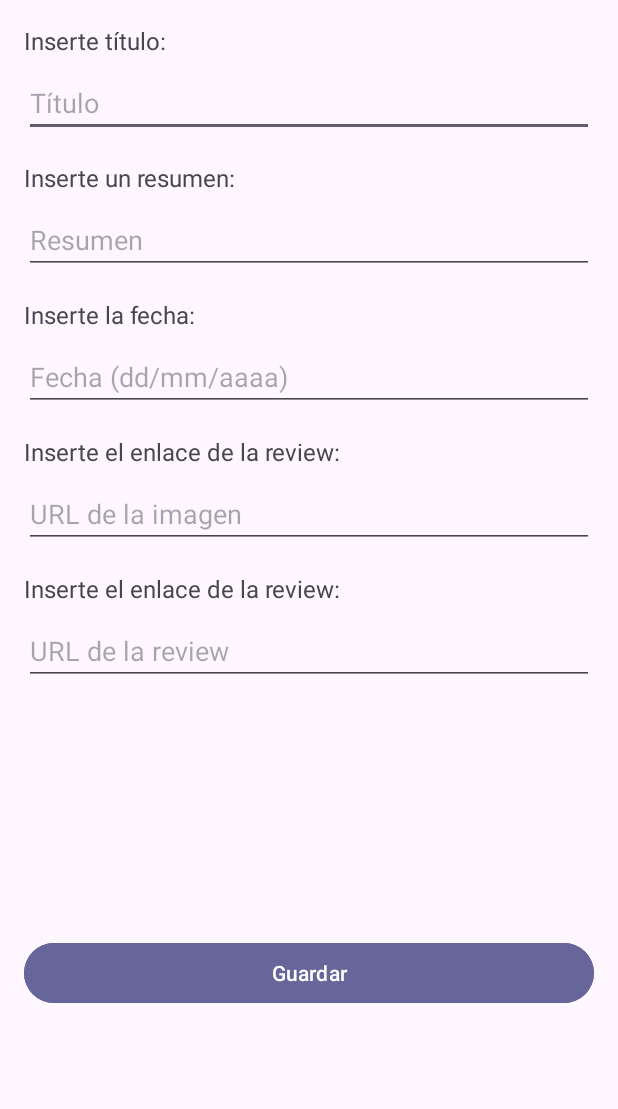
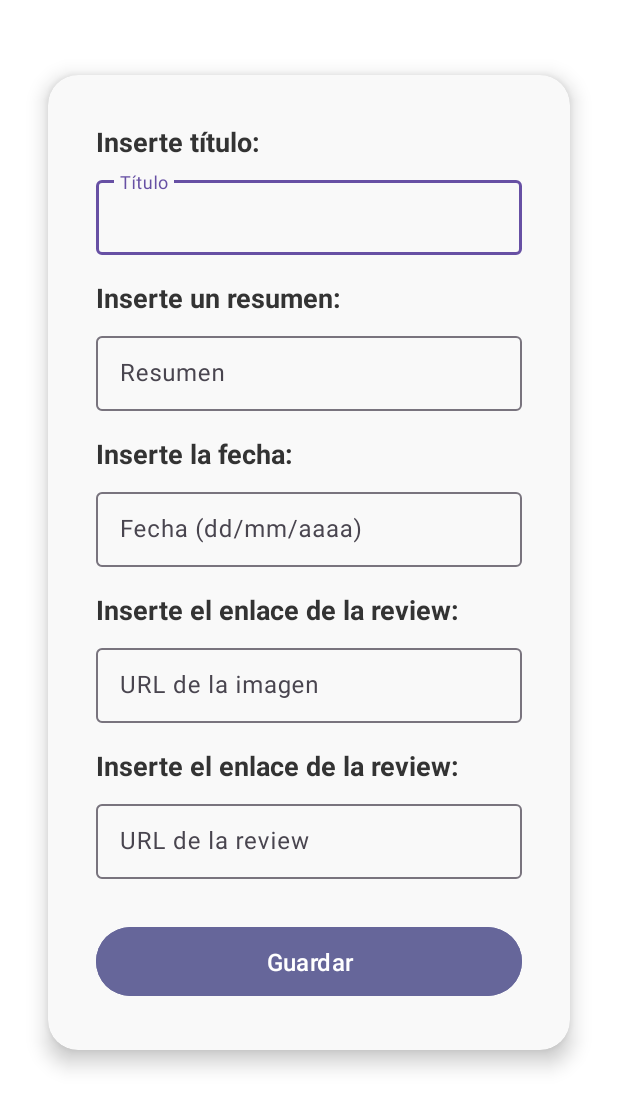
Before and after one commit to KevinBB21/VeterinarioApp, an Android app: the AnadirReviewActivity screen opened directly, with no data from a screen before it, on a phone screen of 412 x 824 dp. Shown: the top 1109 px of the screen. Run offline under Robolectric (Android 15) with nearby library versions, the phone set to English and light mode, and no system bars.

Commit message:
Fragments added

```diff
--- a/app/build.gradle.kts
+++ b/app/build.gradle.kts
@@ -48,6 +48,7 @@ dependencies {
     implementation("androidx.appcompat:appcompat:1.6.1")
     implementation("com.google.android.material:material:1.10.0")
     implementation("androidx.constraintlayout:constraintlayout:2.1.4")
+    implementation ("androidx.fragment:fragment-ktx:1.6.2")
 
     // Room
     ksp("androidx.room:room-compiler:$roomVersion")
@@ -60,6 +61,8 @@ dependencies {
     implementation("com.github.bumptech.glide:glide:4.13.2")
     kapt("com.github.bumptech.glide:compiler:4.13.2")
 
+    implementation("androidx.core:core-ktx:1.15.0")
+
     testImplementation("junit:junit:4.13.2")
     androidTestImplementation("androidx.test.ext:junit:1.1.5")
     androidTestImplementation("androidx.test.espresso:espresso-core:3.5.1")
--- a/app/src/main/AndroidManifest.xml
+++ b/app/src/main/AndroidManifest.xml
@@ -24,9 +24,11 @@
         <activity
             android:name=".AnadirReviewActivity"
             android:exported="false" />
+        <activity android:name=".AjustesActivity"/>
         <activity
             android:name=".LoguearActivity"
             android:exported="true">
+
             <intent-filter>
                 <action android:name="android.intent.action.MAIN" />
 
--- /dev/null
+++ b/app/src/main/java/com/example/veterinarioapp/AjustesActivity.kt
@@ -0,0 +1,18 @@
+package com.example.veterinarioapp
+
+import android.os.Bundle
+import android.view.View
+import androidx.appcompat.app.AppCompatActivity
+
+class AjustesActivity : AppCompatActivity() {
+
+    override fun onCreate(savedInstanceState: Bundle?) {
+        super.onCreate(savedInstanceState)
+        setContentView(R.layout.activity_ajustes)
+    }
+
+    fun volverAtras(view: View) {
+        finish()
+    }
+
+}
--- /dev/null
+++ b/app/src/main/java/com/example/veterinarioapp/BotonFragment.kt
@@ -0,0 +1,29 @@
+package com.example.veterinarioapp
+
+import android.content.Intent
+import android.os.Bundle
+import androidx.fragment.app.Fragment
+import android.view.LayoutInflater
+import android.view.View
+import android.view.ViewGroup
+import android.widget.Button
+
+class BotonFragment : Fragment() {
+
+    override fun onCreateView(
+        inflater: LayoutInflater, container: ViewGroup?,
+        savedInstanceState: Bundle?
+    ): View {
+        return inflater.inflate(R.layout.fragment_boton, container, false)
+    }
+
+    override fun onViewCreated(view: View, savedInstanceState: Bundle?) {
+        super.onViewCreated(view, savedInstanceState)
+
+        val btnIrAjustes: Button = view.findViewById(R.id.btnIrAjustes)
+        btnIrAjustes.setOnClickListener {
+            val intent = Intent(requireContext(), AjustesActivity::class.java)
+            startActivity(intent)
+        }
+    }
+}
--- a/app/src/main/java/com/example/veterinarioapp/LoguearActivity.kt
+++ b/app/src/main/java/com/example/veterinarioapp/LoguearActivity.kt
@@ -4,16 +4,19 @@ import android.content.Context
 import android.content.Intent
 import android.content.SharedPreferences
 import android.os.Bundle
+import android.text.TextUtils.replace
 import android.view.animation.AnimationUtils
 import android.widget.Toast
 import android.widget.ViewSwitcher
 import androidx.appcompat.app.AppCompatActivity
+import androidx.fragment.app.add
 import androidx.lifecycle.lifecycleScope
 import com.example.veterinarioapp.Entity.UsuarioEntity
 import com.example.veterinarioapp.data.Aplicacion
 import com.example.veterinarioapp.databinding.ActivityLoginBinding
 import kotlinx.coroutines.Dispatchers
 import kotlinx.coroutines.launch
+import androidx.fragment.app.commit
 import kotlinx.coroutines.withContext
 
 class LoguearActivity : AppCompatActivity() {
@@ -31,7 +34,10 @@ class LoguearActivity : AppCompatActivity() {
         cargarLogicaRegistro(preferencias, cambiadorVistas)
 
         cargarAnimacionTransicion(cambiadorVistas)
+
+
     }
+
 
     private fun LoguearActivity.cargarLogicaInicioSesion(preferencias: SharedPreferences, cambiadorVistas: ViewSwitcher) {
         val etEmail = binding.etEmail
--- a/app/src/main/java/com/example/veterinarioapp/MainActivity.kt
+++ b/app/src/main/java/com/example/veterinarioapp/MainActivity.kt
@@ -24,6 +24,7 @@ class MainActivity : AppCompatActivity(), OnClickListener {
 
     private  var usuario: UsuarioEntity? = null
 
+
     override fun onCreate(savedInstanceState: Bundle?) {
         // Forzamos el modo claro para toda la aplicación.
         AppCompatDelegate.setDefaultNightMode(AppCompatDelegate.MODE_NIGHT_NO)
@@ -42,8 +43,11 @@ class MainActivity : AppCompatActivity(), OnClickListener {
             startActivity(intent)
         }
 
+
         configurarRecyclerView()
     }
+
+
 
     private fun configurarRecyclerView() {
         adaptadorReviews = AdaptarReviews(mutableListOf(), this)
--- a/app/src/main/res/layout/activity_add_new.xml
+++ b/app/src/main/res/layout/activity_add_new.xml
@@ -6,151 +6,161 @@
     android:id="@+id/main"
     android:layout_width="match_parent"
     android:layout_height="match_parent"
+    android:background="@color/white"
     tools:context=".AnadirReviewActivity">
+
+    <androidx.cardview.widget.CardView
+        android:layout_width="match_parent"
+        android:layout_height="wrap_content"
+        android:layout_marginHorizontal="32dp"
+        android:layout_marginTop="50dp"
+        app:cardCornerRadius="20dp"
+        app:cardElevation="8dp"
+        app:cardBackgroundColor="#F9F9F9"
+        app:layout_constraintTop_toTopOf="parent"
+        app:layout_constraintStart_toStartOf="parent"
+        app:layout_constraintEnd_toEndOf="parent">
+
+        <LinearLayout
+            android:layout_width="match_parent"
+            android:layout_height="wrap_content"
+            android:orientation="vertical"
+            android:padding="32dp"
+            android:gravity="center_horizontal">
 
             <!-- Título -->
             <TextView
                 android:id="@+id/tituloLabel"
-        android:layout_width="0dp"
+                android:layout_width="match_parent"
                 android:layout_height="wrap_content"
                 android:text="@string/insertar_titulo"
-        android:textSize="16sp"
-        android:layout_marginTop="16dp"
-        android:layout_marginStart="16dp"
-        android:layout_marginEnd="16dp"
-        app:layout_constraintTop_toTopOf="parent"
-        app:layout_constraintStart_toStartOf="parent"
-        app:layout_constraintEnd_toEndOf="parent" />
+                android:textSize="18sp"
+                android:textColor="#333333"
+                android:textStyle="bold"
+                android:layout_marginBottom="8dp"/>
 
+            <com.google.android.material.textfield.TextInputLayout
+                android:layout_width="match_parent"
+                android:layout_height="wrap_content"
+                android:hint="@string/titulo"
+                android:layout_marginBottom="16dp">
                 <com.google.android.material.textfield.TextInputEditText
                     android:id="@+id/insertarTitulo"
-        android:layout_width="0dp"
+                    android:layout_width="match_parent"
                     android:layout_height="wrap_content"
-        android:hint="@string/titulo"
-        android:layout_marginTop="8dp"
-        android:layout_marginStart="16dp"
-        android:layout_marginEnd="16dp"
-        app:layout_constraintTop_toBottomOf="@id/tituloLabel"
-        app:layout_constraintStart_toStartOf="parent"
-        app:layout_constraintEnd_toEndOf="parent" />
+                    android:padding="14dp"
+                    android:textColorHint="#777777"/>
+            </com.google.android.material.textfield.TextInputLayout>
 
             <!-- Resumen -->
             <TextView
                 android:id="@+id/resumenLabel"
-        android:layout_width="0dp"
+                android:layout_width="match_parent"
                 android:layout_height="wrap_content"
                 android:text="@string/insertar_resumen"
-        android:textSize="16sp"
-        android:layout_marginTop="16dp"
-        android:layout_marginStart="16dp"
-        android:layout_marginEnd="16dp"
-        app:layout_constraintTop_toBottomOf="@id/insertarTitulo"
-        app:layout_constraintStart_toStartOf="parent"
-        app:layout_constraintEnd_toEndOf="parent" />
+                android:textSize="18sp"
+                android:textColor="#333333"
+                android:textStyle="bold"
+                android:layout_marginBottom="8dp"/>
 
+            <com.google.android.material.textfield.TextInputLayout
+                android:layout_width="match_parent"
+                android:layout_height="wrap_content"
+                android:hint="@string/resumen"
+                android:layout_marginBottom="16dp">
                 <com.google.android.material.textfield.TextInputEditText
                     android:id="@+id/insertarResumen"
-        android:layout_width="0dp"
+                    android:layout_width="match_parent"
                     android:layout_height="wrap_content"
-        android:hint="@string/resumen"
-        android:layout_marginTop="8dp"
-        android:layout_marginStart="16dp"
-        android:layout_marginEnd="16dp"
-        app:layout_constraintTop_toBottomOf="@id/resumenLabel"
-        app:layout_constraintStart_toStartOf="parent"
-        app:layout_constraintEnd_toEndOf="parent" />
+                    android:padding="14dp"
+                    android:textColorHint="#777777"/>
+            </com.google.android.material.textfield.TextInputLayout>
 
             <!-- Fecha -->
             <TextView
                 android:id="@+id/fechaLabel"
-        android:layout_width="0dp"
+                android:layout_width="match_parent"
                 android:layout_height="wrap_content"
                 android:text="@string/inserte_la_fecha"
-        android:textSize="16sp"
-        android:layout_marginTop="16dp"
-        android:layout_marginStart="16dp"
-        android:layout_marginEnd="16dp"
-        app:layout_constraintTop_toBottomOf="@id/insertarResumen"
-        app:layout_constraintStart_toStartOf="parent"
-        app:layout_constraintEnd_toEndOf="parent" />
+                android:textSize="18sp"
+                android:textColor="#333333"
+                android:textStyle="bold"
+                android:layout_marginBottom="8dp"/>
 
+            <com.google.android.material.textfield.TextInputLayout
+                android:layout_width="match_parent"
+                android:layout_height="wrap_content"
+                android:hint="@string/fecha_dd_mm_aaaa"
+                android:layout_marginBottom="16dp">
                 <com.google.android.material.textfield.TextInputEditText
                     android:id="@+id/insertarFecha"
-        android:layout_width="0dp"
+                    android:layout_width="match_parent"
                     android:layout_height="wrap_content"
-        android:hint="@string/fecha_dd_mm_aaaa"
-        android:layout_marginTop="8dp"
-        android:layout_marginStart="16dp"
-        android:layout_marginEnd="16dp"
-        app:layout_constraintTop_toBottomOf="@id/fechaLabel"
-        app:layout_constraintStart_toStartOf="parent"
-        app:layout_constraintEnd_toEndOf="parent" />
+                    android:padding="14dp"
+                    android:textColorHint="#777777"/>
+            </com.google.android.material.textfield.TextInputLayout>
 
             <!-- Imagen URL -->
             <TextView
                 android:id="@+id/imagenLabel"
-        android:layout_width="0dp"
+                android:layout_width="match_parent"
                 android:layout_height="wrap_content"
                 android:text="@string/insertar_enlace_review"
-        android:textSize="16sp"
-        android:layout_marginTop="16dp"
-        android:layout_marginStart="16dp"
-        android:layout_marginEnd="16dp"
-        app:layout_constraintTop_toBottomOf="@id/insertarFecha"
-        app:layout_constraintStart_toStartOf="parent"
-        app:layout_constraintEnd_toEndOf="parent" />
+                android:textSize="18sp"
+                android:textColor="#333333"
+                android:textStyle="bold"
+                android:layout_marginBottom="8dp"/>
 
+            <com.google.android.material.textfield.TextInputLayout
+                android:layout_width="match_parent"
+                android:layout_height="wrap_content"
+                android:hint="@string/url_imagen"
+                android:layout_marginBottom="16dp">
                 <com.google.android.material.textfield.TextInputEditText
                     android:id="@+id/insertarImagen"
-        android:layout_width="0dp"
+                    android:layout_width="match_parent"
                     android:layout_height="wrap_content"
-        android:hint="@string/url_imagen"
-        android:layout_marginTop="8dp"
-        android:layout_marginStart="16dp"
-        android:layout_marginEnd="16dp"
-        app:layout_constraintTop_toBottomOf="@id/imagenLabel"
-        app:layout_constraintStart_toStartOf="parent"
-        app:layout_constraintEnd_toEndOf="parent" />
+                    android:padding="14dp"
+                    android:textColorHint="#777777"/>
+            </com.google.android.material.textfield.TextInputLayout>
 
             <!-- Enlace de la Review -->
             <TextView
                 android:id="@+id/enlaceLabel"
-        android:layout_width="0dp"
+                android:layout_width="match_parent"
                 android:layout_height="wrap_content"
                 android:text="@string/insertar_enlace_review"
-        android:textSize="16sp"
-        android:layout_marginTop="16dp"
-        android:layout_marginStart="16dp"
-        android:layout_marginEnd="16dp"
-        app:layout_constraintTop_toBottomOf="@id/insertarImagen"
-        app:layout_constraintStart_toStartOf="parent"
-        app:layout_constraintEnd_toEndOf="parent" />
+                android:textSize="18sp"
+                android:textColor="#333333"
+                android:textStyle="bold"
+                android:layout_marginBottom="8dp"/>
 
+            <com.google.android.material.textfield.TextInputLayout
+                android:layout_width="match_parent"
+                android:layout_height="wrap_content"
+                android:hint="@string/url_review"
+                android:layout_marginBottom="16dp">
                 <com.google.android.material.textfield.TextInputEditText
                     android:id="@+id/insertarEnlace"
-        android:layout_width="0dp"
+                    android:layout_width="match_parent"
                     android:layout_height="wrap_content"
-        android:hint="@string/url_review"
-        android:layout_marginTop="8dp"
-        android:layout_marginStart="16dp"
-        android:layout_marginEnd="16dp"
-        app:layout_constraintTop_toBottomOf="@id/enlaceLabel"
-        app:layout_constraintStart_toStartOf="parent"
-        app:layout_constraintEnd_toEndOf="parent" />
+                    android:padding="14dp"
+                    android:textColorHint="#777777"/>
+            </com.google.android.material.textfield.TextInputLayout>
 
             <!-- Botón Guardar -->
-    <Button
+            <com.google.android.material.button.MaterialButton
                 android:id="@+id/btnGuardar"
-        android:layout_width="0dp"
+                android:layout_width="match_parent"
                 android:layout_height="wrap_content"
                 android:text="@string/guardar"
-        android:layout_marginTop="16dp"
-        android:layout_marginStart="16dp"
-        android:layout_marginEnd="16dp"
+                android:textSize="16sp"
                 android:backgroundTint="@color/boton"
-        app:layout_constraintTop_toBottomOf="@id/insertarEnlace"
-        app:layout_constraintStart_toStartOf="parent"
-        app:layout_constraintEnd_toEndOf="parent"
-        app:layout_constraintBottom_toBottomOf="parent"/>
+                android:textColor="@android:color/white"
+                app:cornerRadius="50dp"
+                android:layout_marginTop="12dp"
+                android:paddingVertical="12dp"/>
+        </LinearLayout>
+    </androidx.cardview.widget.CardView>
 
 </androidx.constraintlayout.widget.ConstraintLayout>
--- /dev/null
+++ b/app/src/main/res/layout/activity_ajustes.xml
@@ -0,0 +1,24 @@
+<?xml version="1.0" encoding="utf-8"?>
+<LinearLayout xmlns:android="http://schemas.android.com/apk/res/android"
+    android:layout_width="match_parent"
+    android:layout_height="match_parent"
+    android:orientation="vertical"
+    android:padding="16dp">
+
+    <TextView
+        android:layout_width="match_parent"
+        android:layout_height="wrap_content"
+        android:text="Pantalla de Ajustes"
+        android:textSize="24sp"
+        android:textStyle="bold"
+        android:gravity="center"
+        android:paddingBottom="20dp"/>
+
+    <Button
+        android:id="@+id/btnVolver"
+        android:layout_width="wrap_content"
+        android:layout_height="wrap_content"
+        android:text="Volver"
+        android:layout_gravity="center"
+        android:onClick="volverAtras"/>
+</LinearLayout>
--- a/app/src/main/res/layout/activity_login.xml
+++ b/app/src/main/res/layout/activity_login.xml
@@ -6,11 +6,24 @@
     android:layout_width="match_parent"
     android:layout_height="match_parent">
 
+
+
+
     <androidx.constraintlayout.widget.ConstraintLayout
         android:layout_width="match_parent"
         android:layout_height="match_parent"
         android:background="@drawable/vetphoto"
         tools:context=".LoguearActivity">
+
+        <androidx.fragment.app.FragmentContainerView
+            android:id="@+id/fragmentContainerView"
+            android:name="com.example.veterinarioapp.BotonFragment"
+            android:layout_width="match_parent"
+            android:layout_height="wrap_content"
+            android:layout_marginTop="20dp"
+            tools:ignore="MissingConstraints" />
+
+
 
         <ImageView
             android:id="@+id/logo"
@@ -80,6 +93,7 @@
                         android:inputType="textPassword"/>
                 </com.google.android.material.textfield.TextInputLayout>
 
+
                 <CheckBox
                     android:id="@+id/cbRememberMe"
                     android:layout_width="wrap_content"
@@ -113,6 +127,7 @@
         </androidx.cardview.widget.CardView>
     </androidx.constraintlayout.widget.ConstraintLayout>
 
+
     <androidx.constraintlayout.widget.ConstraintLayout
         android:layout_width="match_parent"
         android:layout_height="match_parent"
@@ -127,7 +142,8 @@
             app:cardElevation="8dp"
             app:cardBackgroundColor="#F9F9F9"
             app:layout_constraintStart_toStartOf="parent"
-            app:layout_constraintEnd_toEndOf="parent">
+            app:layout_constraintEnd_toEndOf="parent"
+            tools:ignore="MissingConstraints">
 
             <LinearLayout
                 android:layout_width="match_parent"
--- a/app/src/main/res/layout/activity_main.xml
+++ b/app/src/main/res/layout/activity_main.xml
@@ -15,6 +15,8 @@
         app:layout_constraintTop_toTopOf="parent"
         app:layout_constraintEnd_toEndOf="parent" />
 
+
+
     <com.google.android.material.floatingactionbutton.FloatingActionButton
         android:id="@+id/addNew"
         android:layout_width="80dp"
--- /dev/null
+++ b/app/src/main/res/layout/fragment_boton.xml
@@ -0,0 +1,16 @@
+<?xml version="1.0" encoding="utf-8"?>
+<LinearLayout xmlns:android="http://schemas.android.com/apk/res/android"
+    android:layout_width="match_parent"
+    android:layout_height="wrap_content"
+    android:orientation="vertical"
+    android:gravity="right"
+    android:padding="16dp">
+
+    <Button
+        android:id="@+id/btnIrAjustes"
+        android:layout_width="wrap_content"
+        android:layout_height="wrap_content"
+        android:text="Ir a Ajustes"
+        android:backgroundTint="@color/boton"
+        android:textColor="@android:color/white"/>
+</LinearLayout>
--- a/app/src/main/res/layout/item_new.xml
+++ b/app/src/main/res/layout/item_new.xml
@@ -99,4 +99,7 @@
             android:textColor="@android:color/white"/>
     </LinearLayout>
 
+
+
+
 </androidx.cardview.widget.CardView>
--- a/app/src/main/res/values/strings.xml
+++ b/app/src/main/res/values/strings.xml
@@ -29,4 +29,6 @@
     <string name="inserte_la_fecha">Inserte la fecha:</string>
     <string name="insertar_titulo">Inserte título:</string>
     <string name="insertar_imagen">Inserte la URL de la imagen:</string>
+    <!-- TODO: Remove or change this placeholder text -->
+    <string name="hello_blank_fragment">Hello blank fragment</string>
 </resources>
```
Also changed, not shown: app/src/main/java/com/example/veterinarioapp/Entity/ReviewEntity.kt (renamed from app/src/main/java/com/example/veterinarioapp/Entity/NoticiaEntity.kt). Lines whose indentation alone changed are shown as unchanged.
